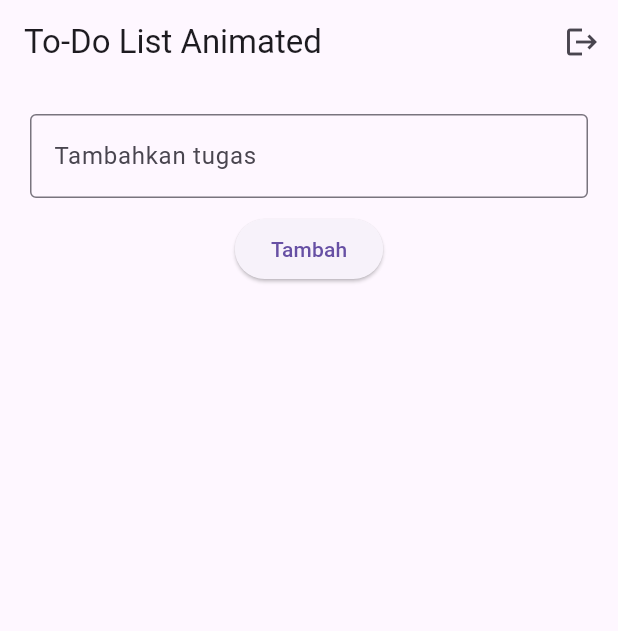
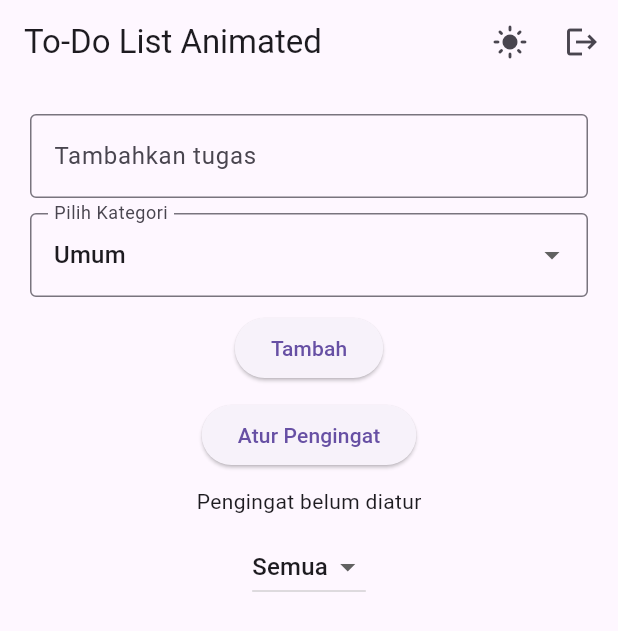
Before and after one commit to Astrid2705/flutter_firebase, a Flutter app: the screen it shows after launch, scrolled down 55 dp, after a tap on "Sign In with Google", on a phone screen of 412 x 824 dp. Shown: the top 631 px of the screen. Run offline on Flutter 3.47's test engine with Material 3 defaults, Android fonts, the phone set to English and light mode, and no system bars; our stand-ins replace firebase_auth, firebase_core, flutter_staggered_animations, fluttertoast, google_fonts, google_sign_in and 1 more; accounts and stored records are empty; network calls fail.

Commit message:
update screen todo

```diff
--- a/lib/main.dart
+++ b/lib/main.dart
@@ -1,7 +1,7 @@
 import 'package:firebase_auth/firebase_auth.dart';
 import 'package:flutter/material.dart';
 import 'package:firebase_core/firebase_core.dart';
-import 'package:firebase1/pages/todo/TodoScreen.dart';
+import 'package:firebase1/pages/todo/todo_screen.dart';
 import 'package:firebase1/pages/login/login.dart';
 
 void main() async {
--- a/lib/pages/login/login.dart
+++ b/lib/pages/login/login.dart
@@ -6,7 +6,7 @@ import 'package:flutter/material.dart';
 import 'package:google_fonts/google_fonts.dart';
 import 'package:lottie/lottie.dart';
 import 'package:firebase1/pages/forgot_password/forgot_password.dart';
-import 'package:firebase1/pages/todo/TodoScreen.dart';
+import 'package:firebase1/pages/todo/todo_screen.dart';
 
 class Login extends StatefulWidget {
   const Login({super.key});
--- a/lib/pages/signup/signup.dart
+++ b/lib/pages/signup/signup.dart
@@ -4,7 +4,7 @@ import 'package:flutter/gestures.dart';
 import 'package:flutter/material.dart';
 import 'package:google_fonts/google_fonts.dart';
 import 'package:lottie/lottie.dart';
-import 'package:firebase1/pages/todo/TodoScreen.dart';
+import 'package:firebase1/pages/todo/todo_screen.dart';
 
 class Signup extends StatefulWidget {
   const Signup({super.key});
--- a/lib/pages/todo/TodoScreen.dart
+++ /dev/null
@@ -1,103 +0,0 @@
-import 'package:firebase_auth/firebase_auth.dart';
-import 'package:flutter/material.dart';
-import 'package:flutter_staggered_animations/flutter_staggered_animations.dart';
-import 'package:firebase1/pages/login/login.dart';
-
-class TodoScreen extends StatefulWidget {
-  const TodoScreen({super.key});
-
-  @override
-  _TodoScreenState createState() => _TodoScreenState();
-}
-
-class _TodoScreenState extends State<TodoScreen> {
-  final TextEditingController _controller = TextEditingController();
-  List<String> _tasks = [];
-
-  void _addTask() {
-    if (_controller.text.isNotEmpty) {
-      setState(() {
-        _tasks.add(_controller.text);
-        _controller.clear();
-      });
-    }
-  }
-
-  void _removeTask(int index) {
-    setState(() {
-      _tasks.removeAt(index);
-    });
-  }
-
-  /// 🔹 **Fungsi Logout**
-  void _logout() async {
-    await FirebaseAuth.instance.signOut(); // Logout dari Firebase
-    Navigator.pushAndRemoveUntil(
-      context,
-      MaterialPageRoute(builder: (context) => const Login()),
-      (route) => false, // Menghapus semua halaman sebelumnya
-    );
-  }
-
-  @override
-  Widget build(BuildContext context) {
-    return Scaffold(
-      appBar: AppBar(
-        title: const Text('To-Do List Animated'),
-        actions: [
-          IconButton(
-            icon: const Icon(Icons.logout),
-            onPressed: _logout, // 🔹 Panggil fungsi logout
-          ),
-        ],
-      ),
-      body: Padding(
-        padding: const EdgeInsets.all(20.0),
-        child: Column(
-          children: [
-            TextField(
-              controller: _controller,
-              decoration: const InputDecoration(
-                labelText: 'Tambahkan tugas',
-                border: OutlineInputBorder(),
-              ),
-            ),
-            const SizedBox(height: 10),
-            ElevatedButton(
-              onPressed: _addTask,
-              child: const Text('Tambah'),
-            ),
-            Expanded(
-              child: AnimationLimiter(
-                child: ListView.builder(
-                  itemCount: _tasks.length,
-                  itemBuilder: (context, index) {
-                    return AnimationConfiguration.staggeredList(
-                      position: index,
-                      duration: const Duration(milliseconds: 500),
-                      child: SlideAnimation(
-                        horizontalOffset: 50.0,
-                        child: FadeInAnimation(
-                          child: Card(
-                            margin: const EdgeInsets.symmetric(vertical: 5),
-                            child: ListTile(
-                              title: Text(_tasks[index]),
-                              trailing: IconButton(
-                                icon: const Icon(Icons.delete, color: Colors.red),
-                                onPressed: () => _removeTask(index),
-                              ),
-                            ),
-                          ),
-                        ),
-                      ),
-                    );
-                  },
-                ),
-              ),
-            ),
-          ],
-        ),
-      ),
-    );
-  }
-}
--- /dev/null
+++ b/lib/pages/todo/todo_screen.dart
@@ -0,0 +1,241 @@
+import 'package:firebase_auth/firebase_auth.dart';
+import 'package:flutter/material.dart';
+import 'package:flutter_staggered_animations/flutter_staggered_animations.dart';
+import 'package:firebase1/pages/login/login.dart';
+
+class TodoScreen extends StatefulWidget {
+  const TodoScreen({super.key});
+
+  @override
+  TodoScreenState createState() => TodoScreenState();
+}
+
+class TodoScreenState extends State<TodoScreen> {
+  final TextEditingController _controller = TextEditingController();
+  final List<Map<String, dynamic>> _tasks = []; //  Tambahkan final
+  String _selectedCategory = 'Umum';
+  final List<String> _categories = ['Umum', 'Kuliah', 'Kerja', 'Pribadi'];
+
+  String _selectedFilter = 'Semua';
+  DateTime? _selectedTime;
+  bool _isDarkMode = false;
+
+  ///  **Menambahkan Tugas**
+  void _addTask() {
+    if (_controller.text.isNotEmpty) {
+      setState(() {
+        _tasks.add({
+          'task': _controller.text,
+          'category': _selectedCategory,
+          'isDone': false,
+        });
+        _controller.clear();
+      });
+    }
+  }
+
+  ///  **Menghapus Tugas**
+  void _removeTask(int index) {
+    setState(() {
+      _tasks.removeAt(index);
+    });
+  }
+
+  ///  **Menandai Tugas Selesai**
+  void _toggleTaskStatus(int index) {
+    setState(() {
+      _tasks[index]['isDone'] = !_tasks[index]['isDone'];
+    });
+  }
+
+  ///  **Mengatur Pengingat**
+  Future<void> _pickTime() async {
+    TimeOfDay? pickedTime = await showTimePicker(
+      context: context,
+      initialTime: TimeOfDay.now(),
+    );
+
+    if (pickedTime != null && mounted) { //  Periksa mounted sebelum menggunakan context
+      setState(() {
+        _selectedTime = DateTime(
+          DateTime.now().year,
+          DateTime.now().month,
+          DateTime.now().day,
+          pickedTime.hour,
+          pickedTime.minute,
+        );
+      });
+
+      ScaffoldMessenger.of(context).showSnackBar(
+        SnackBar(content: Text("Pengingat diatur untuk ${pickedTime.format(context)}")),
+      );
+    }
+  }
+
+  ///  **Fungsi Logout**
+  Future<void> _logout() async {
+    await FirebaseAuth.instance.signOut();
+
+    if (mounted) { //  Periksa mounted sebelum menggunakan context
+      Navigator.pushAndRemoveUntil(
+        context,
+        MaterialPageRoute(builder: (context) => const Login()),
+        (route) => false,
+      );
+    }
+  }
+
+  @override
+  Widget build(BuildContext context) {
+    ///  **Filter Tugas Berdasarkan Kategori**
+    final filteredTasks = _selectedFilter == 'Semua'
+        ? _tasks
+        : _tasks.where((task) => task['category'] == _selectedFilter).toList();
+
+    return MaterialApp(
+      theme: ThemeData.light(),
+      darkTheme: ThemeData.dark(),
+      themeMode: _isDarkMode ? ThemeMode.dark : ThemeMode.light,
+      home: Scaffold(
+        appBar: AppBar(
+          title: const Text('To-Do List Animated'),
+          actions: [
+            IconButton(
+              icon: Icon(_isDarkMode ? Icons.dark_mode : Icons.light_mode),
+              onPressed: () {
+                setState(() {
+                  _isDarkMode = !_isDarkMode;
+                });
+              },
+            ),
+            IconButton(
+              icon: const Icon(Icons.logout),
+              onPressed: _logout,
+            ),
+          ],
+        ),
+        body: Padding(
+          padding: const EdgeInsets.all(20.0),
+          child: Column(
+            children: [
+              ///  **Input Tugas**
+              TextField(
+                controller: _controller,
+                decoration: const InputDecoration(
+                  labelText: 'Tambahkan tugas',
+                  border: OutlineInputBorder(),
+                ),
+              ),
+              const SizedBox(height: 10),
+
+              ///  **Dropdown Pilihan Kategori**
+              DropdownButtonFormField(
+                value: _selectedCategory,
+                items: _categories.map((String category) {
+                  return DropdownMenuItem(
+                    value: category,
+                    child: Text(category),
+                  );
+                }).toList(),
+                onChanged: (value) {
+                  setState(() {
+                    _selectedCategory = value!;
+                  });
+                },
+                decoration: const InputDecoration(
+                  labelText: 'Pilih Kategori',
+                  border: OutlineInputBorder(),
+                ),
+              ),
+              const SizedBox(height: 10),
+
+              ///  **Tombol Tambah Tugas**
+              ElevatedButton(
+                onPressed: _addTask,
+                child: const Text('Tambah'),
+              ),
+              const SizedBox(height: 10),
+
+              ///  **Tombol Atur Pengingat**
+              ElevatedButton(
+                onPressed: _pickTime,
+                child: const Text('Atur Pengingat'),
+              ),
+              const SizedBox(height: 10),
+
+              ///  **Menampilkan Waktu Pengingat**
+              _selectedTime == null
+                  ? const Text("Pengingat belum diatur")
+                  : Text("Pengingat: ${_selectedTime!.hour}:${_selectedTime!.minute}"),
+              const SizedBox(height: 10),
+
+              ///  **Dropdown Filter Kategori**
+              DropdownButton<String>(
+                value: _selectedFilter,
+                items: ['Semua', ..._categories].map((String category) {
+                  return DropdownMenuItem(
+                    value: category,
+                    child: Text(category),
+                  );
+                }).toList(),
+                onChanged: (value) {
+                  setState(() {
+                    _selectedFilter = value!;
+                  });
+                },
+              ),
+              const SizedBox(height: 10),
+
+              ///  **Daftar Tugas dengan Animasi**
+              Expanded(
+                child: AnimationLimiter(
+                  child: ListView.builder(
+                    itemCount: filteredTasks.length,
+                    itemBuilder: (context, index) {
+                      return AnimationConfiguration.staggeredList(
+                        position: index,
+                        duration: const Duration(milliseconds: 500),
+                        child: SlideAnimation(
+                          horizontalOffset: 50.0,
+                          child: FadeInAnimation(
+                            child: Card(
+                              margin: const EdgeInsets.symmetric(vertical: 5),
+                              child: ListTile(
+                                leading: Checkbox(
+                                  value: filteredTasks[index]['isDone'],
+                                  onChanged: (bool? newValue) {
+                                    _toggleTaskStatus(
+                                        _tasks.indexOf(filteredTasks[index]));
+                                  },
+                                ),
+                                title: Text(
+                                  filteredTasks[index]['task'],
+                                  style: TextStyle(
+                                    decoration: filteredTasks[index]['isDone']
+                                        ? TextDecoration.lineThrough
+                                        : null,
+                                  ),
+                                ),
+                                subtitle:
+                                    Text("Kategori: ${filteredTasks[index]['category']}"),
+                                trailing: IconButton(
+                                  icon: const Icon(Icons.delete, color: Colors.red),
+                                  onPressed: () => _removeTask(
+                                      _tasks.indexOf(filteredTasks[index])),
+                                ),
+                              ),
+                            ),
+                          ),
+                        ),
+                      );
+                    },
+                  ),
+                ),
+              ),
+            ],
+          ),
+        ),
+      ),
+    );
+  }
+}
--- a/lib/services/auth_services.dart
+++ b/lib/services/auth_services.dart
@@ -1,6 +1,6 @@
 // ignore_for_file: use_build_context_synchronously
 
-import 'package:firebase1/pages/todo/TodoScreen.dart';
+import 'package:firebase1/pages/todo/todo_screen.dart';
 import 'package:firebase_auth/firebase_auth.dart';
 import 'package:flutter/material.dart';
 import 'package:fluttertoast/fluttertoast.dart';
```
